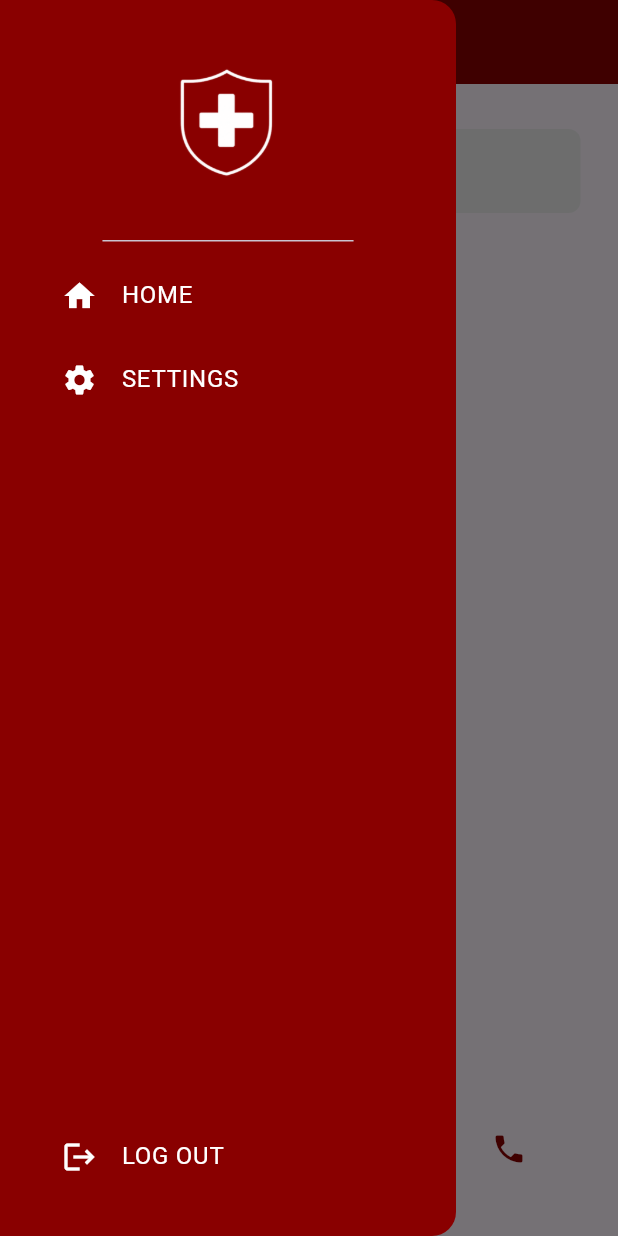
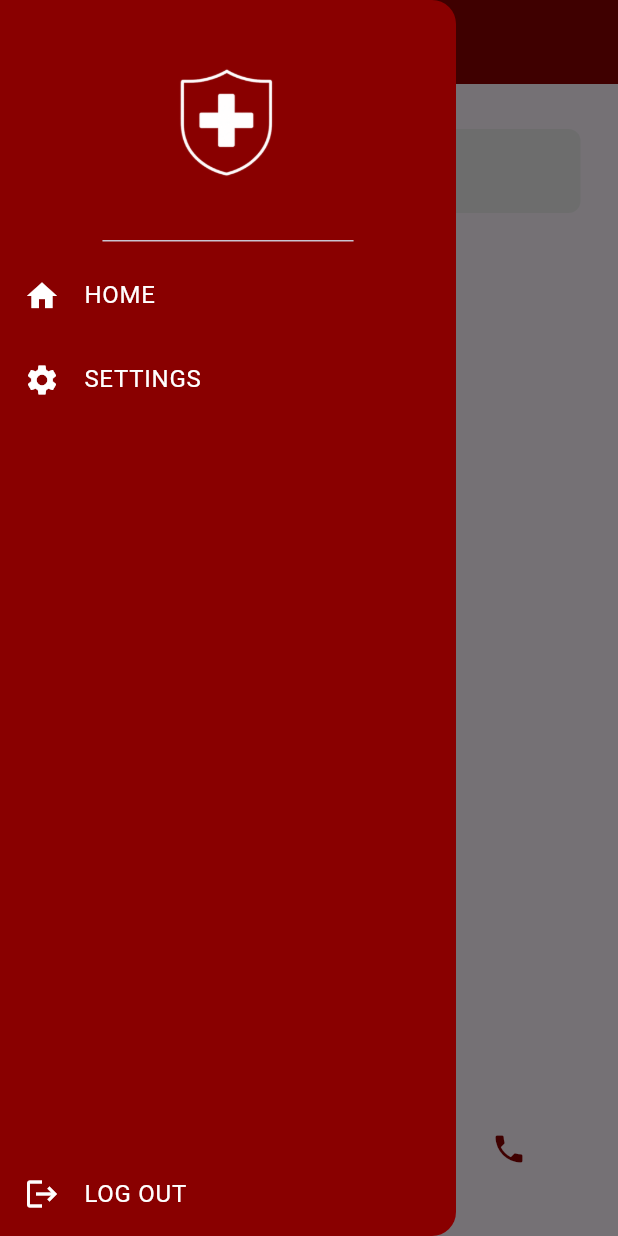
Before and after one commit to LynWM/QuickAid, a Flutter app: the screen it shows after launch, after a tap on "Get Started", after a tap on the "menu" icon, on a phone screen of 412 x 824 dp. Run offline on Flutter 3.47's test engine with Material 3 defaults, Android fonts, the phone set to English and light mode, and no system bars; drawn by our look-alikes of google_nav_bar; our stand-ins replace cloud_firestore, firebase_auth, firebase_core, fl_chart, geolocator, google_maps_flutter and 1 more; missing offline and left inert: google_place; accounts and stored records are empty; network calls fail.

Commit message:
commit --m

```diff
--- a/lib/admin/admin_county.dart
+++ b/lib/admin/admin_county.dart
@@ -10,6 +10,7 @@ class AdminCountyHotlinesPage extends StatefulWidget {
 
 class _AdminCountyHotlinesPageState extends State<AdminCountyHotlinesPage> {
   String? _selectedCountyId;
+  // ignore: unused_field
   String? _selectedCountyName;
 
   @override
@@ -161,6 +162,7 @@ class _AdminCountyHotlinesPageState extends State<AdminCountyHotlinesPage> {
   }
 
   // --- Edit existing county ---
+  // ignore: unused_element
   void _editCounty(QueryDocumentSnapshot doc) {
     final controller = TextEditingController(text: doc['title']);
     showDialog(
--- a/lib/admin/dashboard_page.dart
+++ b/lib/admin/dashboard_page.dart
@@ -1,3 +1,4 @@
+import 'package:firebase_auth/firebase_auth.dart';
 import 'package:flutter/material.dart';
 import 'package:cloud_firestore/cloud_firestore.dart';
 import 'package:fl_chart/fl_chart.dart';
@@ -5,6 +6,7 @@ import 'package:quick_aid_app/pages/home_page.dart';
 import 'package:quick_aid_app/pages/settings_page.dart';
 import 'package:quick_aid_app/admin/admin_guides_page.dart';
 import 'package:quick_aid_app/admin/admin_hotlines_page.dart';
+import 'package:quick_aid_app/services/login_page.dart';
 
 class DashboardPage extends StatefulWidget {
   const DashboardPage({Key? key}) : super(key: key);
@@ -142,7 +144,7 @@ class _AdminDashboardPageState extends State<DashboardPage> {
                       Navigator.pushReplacement(
                         context,
                         MaterialPageRoute(
-                          builder: (context) => const HomePage(),
+                          builder: (context) => const HomePage(role: 'widget.role',),
                         ),
                       );
                     },
@@ -176,12 +178,22 @@ class _AdminDashboardPageState extends State<DashboardPage> {
               padding: const EdgeInsets.only(left: 25.0, bottom: 25),
 
               child: ListTile(
-                leading: const Icon(Icons.logout, color: Colors.white),
-                title: const Text(
-                  'EXIT APP',
-                  style: TextStyle(color: Colors.white),
-                ),
-              ),
+                    leading: const Icon(Icons.logout, color: Colors.white),
+                    title: const Text(
+                      'LOG OUT',
+                      style: TextStyle(color: Colors.white),
+                    ),
+                    onTap: () async {
+                      await FirebaseAuth.instance.signOut();
+
+                      //navigating to login page
+                      Navigator.pushAndRemoveUntil(
+                        context,
+                        MaterialPageRoute(builder: (context) => LoginPage()),
+                        (route) => false,
+                      );
+                    },
+                  ),
             ),
           ],
         ),
--- a/lib/main.dart
+++ b/lib/main.dart
@@ -32,7 +32,11 @@ class MyApp extends StatelessWidget {
       debugShowCheckedModeBanner: false,
       theme: ThemeData.light(),
       darkTheme: ThemeData.dark(),
-      home: startOnIntro? const IntroPage() : const AuthGate(),
+      initialRoute: startOnIntro? '/intro' : '/auth',
+      routes: {
+        '/intro': (context)=> const IntroPage(),
+        '/auth': (context) => const AuthGate(),
+      },
     );
   }
 }
--- a/lib/pages/home_page.dart
+++ b/lib/pages/home_page.dart
@@ -1,45 +1,35 @@
-import 'dart:io';
-
-import 'package:cloud_firestore/cloud_firestore.dart';
 import 'package:firebase_auth/firebase_auth.dart';
 import 'package:flutter/material.dart';
-import 'package:flutter/services.dart';
+import 'package:quick_aid_app/admin/dashboard_page.dart';
 import 'package:quick_aid_app/components/bottom_nav_bar.dart';
-import 'package:quick_aid_app/admin/dashboard_page.dart';
 import 'package:quick_aid_app/pages/guides_page.dart';
 import 'package:quick_aid_app/pages/hotlines_page.dart';
 import 'package:quick_aid_app/pages/map_page.dart';
 import 'package:quick_aid_app/pages/settings_page.dart';
 import 'package:quick_aid_app/services/login_page.dart';
 
+
 class HomePage extends StatefulWidget {
-  const HomePage({super.key});
+  final String role;
+
+  const HomePage({super.key, required this.role});
 
   @override
   State<HomePage> createState() => _HomePageState();
 }
 
 class _HomePageState extends State<HomePage> {
-  //this selected index will update our selected index
   int _selectedIndex = 0;
 
-  //this method will update our selected index
-  //when the user taps on the bottom bar
   void navigateBottomBar(int index) {
     setState(() {
       _selectedIndex = index;
     });
   }
 
-  //pages to display
   final List<Widget> _pages = [
-    //guides page
     const GuidesPage(),
-
-    //map page
     const MapPage(),
-
-    //hotlines page
     const HotlinesPage(),
   ];
 
@@ -51,14 +41,14 @@ class _HomePageState extends State<HomePage> {
         onTabChange: (index) => navigateBottomBar(index),
       ),
       appBar: AppBar(
-        backgroundColor: Color(0xFF890000),
-        title: Text('QUICK AID', style: TextStyle(color: Colors.white)),
+        backgroundColor: const Color(0xFF890000),
+        title: const Text('QUICK AID', style: TextStyle(color: Colors.white)),
         centerTitle: true,
         elevation: 0,
         leading: Builder(
           builder: (context) => IconButton(
-            icon: Padding(
-              padding: const EdgeInsets.only(left: 12.0),
+            icon: const Padding(
+              padding: EdgeInsets.only(left: 12.0),
               child: Icon(Icons.menu_rounded, color: Colors.white),
             ),
             onPressed: () {
@@ -68,38 +58,14 @@ class _HomePageState extends State<HomePage> {
         ),
       ),
 
+      // Drawer now uses the role passed from AuthGate
       drawer: Drawer(
-        backgroundColor: Color(0xFF890000),
-        child: FutureBuilder<DocumentSnapshot>(
-          future: FirebaseFirestore.instance
-              .collection('users')
-              .doc(FirebaseAuth.instance.currentUser!.uid)
-              .get(),
-          builder: (context, snapshot) {
-            if (snapshot.connectionState == ConnectionState.waiting) {
-              return Center(child: CircularProgressIndicator());
-            }
-
-            if (!snapshot.hasData || !snapshot.data!.exists) {
-              return Center(
-                child: Text(
-                  "Error loading user data",
-                  style: TextStyle(color: Colors.white),
-                ),
-              );
-            }
-
-            final userData =
-                snapshot.data!.data() as Map<String, dynamic>? ?? {};
-            final role = userData['role'] ?? 'user';
-            print("USER ROLE: $role");
-
-            return Column(
+        backgroundColor: const Color(0xFF890000),
+        child: Column(
           mainAxisAlignment: MainAxisAlignment.spaceBetween,
           children: [
             Column(
               children: [
-                    //LOGO
                 DrawerHeader(
                   child: Image.asset(
                     'lib/images/logo2.png',
@@ -107,36 +73,25 @@ class _HomePageState extends State<HomePage> {
                   ),
                 ),
 
-                    //other pages
-                    Padding(
-                      padding: const EdgeInsets.only(left: 25.0),
-                      child: ListTile(
-                        leading: Icon(Icons.home, color: Colors.white),
-                        title: Text(
-                          'HOME',
-                          style: TextStyle(color: Colors.white),
-                        ),
+                // Home
+                ListTile(
+                  leading: const Icon(Icons.home, color: Colors.white),
+                  title: const Text('HOME', style: TextStyle(color: Colors.white)),
                   onTap: () {
                     Navigator.pop(context);
                     Navigator.pushReplacement(
                       context,
                       MaterialPageRoute(
-                              builder: (context) => const HomePage(),
+                        builder: (context) => HomePage(role: widget.role),
                       ),
                     );
                   },
                 ),
-                    ),
 
-                    Padding(
-                      padding: const EdgeInsets.only(left: 25.0),
-
-                      child: ListTile(
-                        leading: Icon(Icons.settings, color: Colors.white),
-                        title: Text(
-                          'SETTINGS',
-                          style: TextStyle(color: Colors.white),
-                        ),
+                // Settings
+                ListTile(
+                  leading: const Icon(Icons.settings, color: Colors.white),
+                  title: const Text('SETTINGS', style: TextStyle(color: Colors.white)),
                   onTap: () {
                     Navigator.pop(context);
                     Navigator.pushReplacement(
@@ -147,60 +102,40 @@ class _HomePageState extends State<HomePage> {
                     );
                   },
                 ),
-                    ),
 
-                    //Admin Dashboard
-                    if (role == "admin")
-                      Padding(
-                        padding: const EdgeInsets.only(left: 25.0),
-
-                        child: ListTile(
-                          leading: Icon(
-                            Icons.admin_panel_settings,
-                            color: Colors.white,
-                          ),
-                          title: Text(
-                            'ADMIN DASHBOARD',
-                            style: TextStyle(color: Colors.white),
-                          ),
+                // Admin Dashboard (only if role == admin)
+                if (widget.role == "admin")
+                  ListTile(
+                    leading: const Icon(Icons.admin_panel_settings, color: Colors.white),
+                    title: const Text('ADMIN DASHBOARD',
+                        style: TextStyle(color: Colors.white)),
                     onTap: () {
                       Navigator.pop(context);
                       Navigator.pushReplacement(
                         context,
                         MaterialPageRoute(
-                                builder: (context) => DashboardPage(),
+                          builder: (context) => const DashboardPage(),
                         ),
                       );
                     },
                   ),
-                      ),
               ],
             ),
 
-                Padding(
-                  padding: const EdgeInsets.only(left: 25.0, bottom: 25),
-
-                  child: ListTile(
+            // Logout
+            ListTile(
               leading: const Icon(Icons.logout, color: Colors.white),
-                    title: const Text(
-                      'LOG OUT',
-                      style: TextStyle(color: Colors.white),
-                    ),
+              title: const Text('LOG OUT', style: TextStyle(color: Colors.white)),
               onTap: () async {
                 await FirebaseAuth.instance.signOut();
-
-                      //navigating to login page
                 Navigator.pushAndRemoveUntil(
                   context,
-                        MaterialPageRoute(builder: (context) => LoginPage()),
+                  MaterialPageRoute(builder: (context) => const LoginPage()),
                   (route) => false,
                 );
               },
             ),
-                ),
           ],
-            );
-          },
         ),
       ),
       body: _pages[_selectedIndex],
--- a/lib/pages/intro_page.dart
+++ b/lib/pages/intro_page.dart
@@ -1,5 +1,4 @@
 import 'package:flutter/material.dart';
-import 'package:quick_aid_app/services/authgate_page.dart';
 import 'package:shared_preferences/shared_preferences.dart';
 
 class IntroPage extends StatelessWidget {
@@ -51,8 +50,7 @@ class IntroPage extends StatelessWidget {
                   SharedPreferences prefs = await SharedPreferences.getInstance();
                   await prefs.setBool('hasLaunched', true);
 
-                  Navigator.pushReplacement( context,
-                    MaterialPageRoute(builder: (context) => const AuthGate()),
+                  Navigator.pushReplacementNamed( context, '/auth'
                   );
                 },
 
--- a/lib/pages/map_page.dart
+++ b/lib/pages/map_page.dart
@@ -36,6 +36,7 @@ class _MapPageState extends State<MapPage> {
       return;
     }
 
+    // ignore: deprecated_member_use
     Position position = await Geolocator.getCurrentPosition(desiredAccuracy: LocationAccuracy.high);
     setState(() {
       currentLocation = LatLng(position.latitude, position.longitude);
--- a/lib/services/authgate_page.dart
+++ b/lib/services/authgate_page.dart
@@ -1,37 +1,23 @@
 import 'package:cloud_firestore/cloud_firestore.dart';
+import 'package:firebase_auth/firebase_auth.dart';
 import 'package:flutter/material.dart';
-import 'package:firebase_auth/firebase_auth.dart';
 import 'package:quick_aid_app/admin/dashboard_page.dart';
 import 'package:quick_aid_app/pages/home_page.dart';
 import 'package:quick_aid_app/services/login_page.dart';
-import 'package:shared_preferences/shared_preferences.dart';
 
 class AuthGate extends StatelessWidget {
   const AuthGate({super.key});
 
-  Future<String?> _getUserRole(String uid) async {
-    try {
-      final doc = await FirebaseFirestore.instance
-          .collection("users")
-          .doc(uid)
-          .get();
-      if (doc.exists) {
-        final role = doc.data()?["role"] as String?;
-        if (role != null) {
-          final prefs = await SharedPreferences.getInstance();
-          await prefs.setString("userRole", role); //save role
-        }
-        return role;
-      }
-    } catch (e) {
-      print("Error fetching role: $e");
-    }
-    return null;
-  }
+  Future<String> getUserRole(String uid) async {
+    final snapshot = await FirebaseFirestore.instance
+        .collection('users')
+        .doc(uid)
+        .get();
 
-  Future<String?> _getCachedRole() async {
-    final prefs = await SharedPreferences.getInstance();
-    return prefs.getString("userRole");
+    if (!snapshot.exists) return "user";
+
+    final data = snapshot.data() as Map<String, dynamic>;
+    return data['role'] as String? ?? "user";
   }
 
   @override
@@ -39,50 +25,46 @@ class AuthGate extends StatelessWidget {
     return StreamBuilder<User?>(
       stream: FirebaseAuth.instance.authStateChanges(),
       builder: (context, snapshot) {
-        if (!snapshot.hasData) {
-          return LoginPage();
+        // Still checking auth state
+        if (snapshot.connectionState == ConnectionState.waiting) {
+          return const Scaffold(
+            body: Center(child: CircularProgressIndicator()),
+          );
         }
 
+        // User NOT logged in → LoginPage
+        if (!snapshot.hasData) {
+          return const LoginPage();
+        }
+
+        // User logged in → fetch role
         final user = snapshot.data!;
-
-        return FutureBuilder<String?>(
-          future: _getCachedRole(),
-          builder: (context, cacheSnapshot) {
-            if (cacheSnapshot.connectionState == ConnectionState.waiting) {
-              return Scaffold(body: Center(child: CircularProgressIndicator()));
+        return FutureBuilder<String>(
+          future: getUserRole(user.uid),
+          builder: (context, roleSnapshot) {
+            if (roleSnapshot.connectionState == ConnectionState.waiting) {
+              return const Scaffold(
+                body: Center(child: CircularProgressIndicator()),
+              );
             }
 
-            final cachedRole = cacheSnapshot.data;
-
-            if (cachedRole != null) {
-              WidgetsBinding.instance.addPostFrameCallback((_) {
-                _getUserRole(user.uid);
-              });
-
-              if (cachedRole == "admin") {
-                return DashboardPage();
-              } else {
-                return HomePage();
-              }
+            if (!roleSnapshot.hasData) {
+              return const Scaffold(
+                body: Center(child: Text("Error loading role")),
+              );
             }
 
-            //fetching from firestore if no cached role
-            return FutureBuilder<String?>(
-              future: _getUserRole(user.uid),
-              builder: (context, roleSnapshot) {
-                if (roleSnapshot.connectionState == ConnectionState.waiting) {
-                  return HomePage();
-                }
+            final role = roleSnapshot.data!;
+            print("✅ AuthGate sending role → $role");
 
-                final role = roleSnapshot.data ?? "user";
-
-                if (role == "admin") {
-                  return DashboardPage();
-                } else {
-                  return HomePage();
-                }
-              },
-            );
+            // ✅ Route based on role
+            if (role == "admin") {
+              print("Going to dashboardPage");
+              return DashboardPage();
+            } else {
+              print("Going to Home Page");
+              return HomePage(role: role);
+            }
           },
         );
       },
--- a/lib/services/login_page.dart
+++ b/lib/services/login_page.dart
@@ -53,8 +53,6 @@ class _LoginPageState extends State<LoginPage> {
       );
       if (!mounted) return;
       Navigator.of(context).pop(); // Close loading dialog
-
-      Navigator.of(context).pop();//trying to remove the loop
 
       print(
         "Signed in as ${FirebaseAuth.instance.currentUser?.email}",
--- a/lib/services/signup_page.dart
+++ b/lib/services/signup_page.dart
@@ -3,7 +3,6 @@ import 'package:firebase_auth/firebase_auth.dart';
 import 'package:flutter/material.dart';
 import 'package:quick_aid_app/components/my_button.dart';
 import 'package:quick_aid_app/components/my_textfield.dart';
-import 'package:quick_aid_app/services/authgate_page.dart';
 import 'package:quick_aid_app/services/login_page.dart';
 
 class SignUpPage extends StatefulWidget {
@@ -60,7 +59,6 @@ class _SigninPageState extends State<SignUpPage> {
       final user = userCredential.user;
 
       if (user != null) {
-        //try {
         // Save user details in Firestore
         await FirebaseFirestore.instance.collection('users').doc(user.uid).set({
           'name': nameController.text.trim(),
@@ -75,10 +73,7 @@ class _SigninPageState extends State<SignUpPage> {
       if (!mounted) return;
       Navigator.of(context).pop(); // close loading
 
-      Navigator.of(
-        context,
-      ).pushReplacement(MaterialPageRoute(builder: (context) => AuthGate())
-      );
+
     } on FirebaseAuthException catch (e) {
       Navigator.of(context).pop(); // close loading
       _showErrorDialog(e.message ?? "An error occurred.");
@@ -150,7 +145,7 @@ class _SigninPageState extends State<SignUpPage> {
                         style: TextStyle(
                           color: Colors.blue,
                           fontWeight: FontWeight.bold,
-                          decoration: TextDecoration.underline,
+
                         ),
                       ),
                     ),
--- a/lib/subpages/county_selection_page.dart
+++ b/lib/subpages/county_selection_page.dart
@@ -15,6 +15,7 @@ class CountySelectionPage extends StatefulWidget {
 class _CountySelectionPageState extends State<CountySelectionPage> {
   @override
   Widget build(BuildContext context) {
+    // ignore: unused_local_variable
     final String categoryId = widget.data.id;
 
     return Scaffold(
```
Lines whose indentation alone changed are shown as unchanged.
